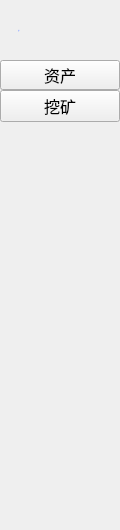
This is LNKWallet/functionBar/FunctionAccountWidget.ui in HcashOrg/hx-indicator as Qt 5 draws it before an edit. The edited form follows.
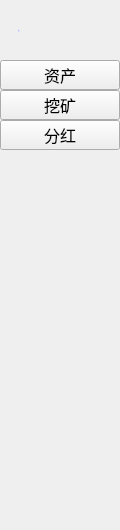
This is the edited form.

Commit message: show bonus trx

```diff
--- a/LNKWallet/functionBar/FunctionAccountWidget.ui
+++ b/LNKWallet/functionBar/FunctionAccountWidget.ui
@@ -25,7 +25,6 @@
   <property name="windowTitle">
    <string>Form</string>
   </property>
-  <layout class="QVBoxLayout" name="verticalLayout"/>
   <widget class="QLabel" name="label_normal">
    <property name="geometry">
     <rect>
@@ -80,7 +79,7 @@
      <x>0</x>
      <y>90</y>
      <width>120</width>
-     <height>32</height>
+     <height>30</height>
     </rect>
    </property>
    <property name="font">
@@ -92,6 +91,24 @@
     <string>挖矿</string>
    </property>
   </widget>
+  <widget class="QToolButton" name="toolButton_bonus">
+   <property name="geometry">
+    <rect>
+     <x>0</x>
+     <y>120</y>
+     <width>120</width>
+     <height>30</height>
+    </rect>
+   </property>
+   <property name="font">
+    <font>
+     <pointsize>12</pointsize>
+    </font>
+   </property>
+   <property name="text">
+    <string>分红</string>
+   </property>
+  </widget>
  </widget>
  <resources/>
  <connections/>
```
The commit also changes 31 other files.
